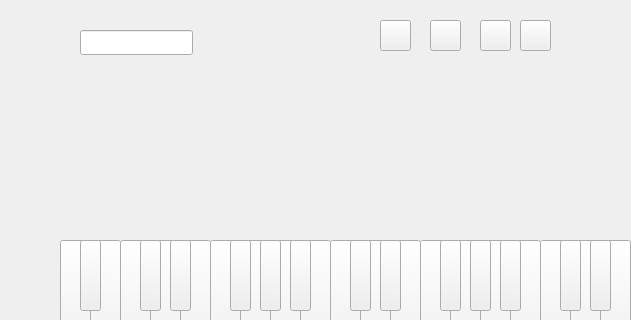
Before: the Qt Designer form doremi/piano.ui in program-practice-doremi/DoReMi, drawn with Qt 5; both pictures show x 0 to 631 and y 0 to 320 of the 809 by 418 pixel window.
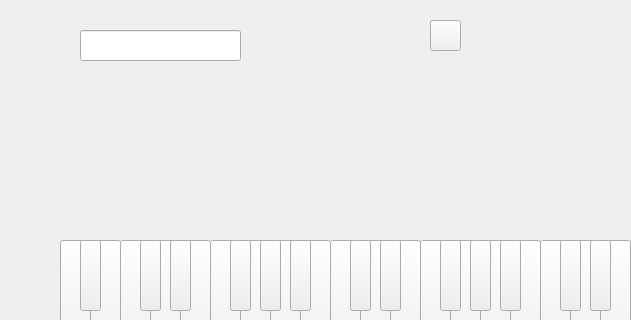
After: the same form once the commit is applied.

The edit to the form file:
```diff
--- a/doremi/piano.ui
+++ b/doremi/piano.ui
@@ -37,19 +37,6 @@
      </rect>
     </property>
    </widget>
-   <widget class="QPushButton" name="play_button">
-    <property name="geometry">
-     <rect>
-      <x>380</x>
-      <y>20</y>
-      <width>31</width>
-      <height>31</height>
-     </rect>
-    </property>
-    <property name="text">
-     <string/>
-    </property>
-   </widget>
    <widget class="QPushButton" name="record_button">
     <property name="geometry">
      <rect>
@@ -68,23 +55,10 @@
      <rect>
       <x>80</x>
       <y>30</y>
-      <width>113</width>
-      <height>25</height>
-     </rect>
-    </property>
-   </widget>
-   <widget class="QPushButton" name="exitbutton">
-    <property name="geometry">
-     <rect>
-      <x>520</x>
-      <y>20</y>
-      <width>31</width>
+      <width>161</width>
       <height>31</height>
      </rect>
     </property>
-    <property name="text">
-     <string/>
-    </property>
    </widget>
    <widget class="QPushButton" name="pushButtonc5">
     <property name="geometry">
@@ -554,19 +528,6 @@
      <string/>
     </property>
    </widget>
-   <widget class="QPushButton" name="stop_Button">
-    <property name="geometry">
-     <rect>
-      <x>480</x>
-      <y>20</y>
-      <width>31</width>
-      <height>31</height>
-     </rect>
-    </property>
-    <property name="text">
-     <string/>
-    </property>
-   </widget>
   </widget>
   <widget class="QMenuBar" name="menubar">
    <property name="geometry">
```
